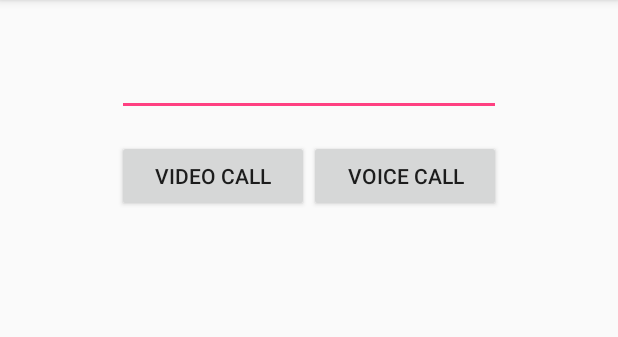
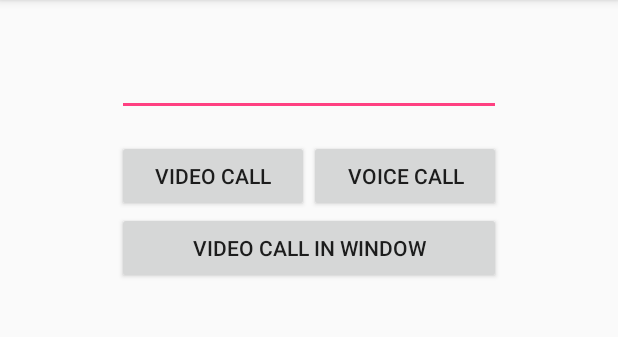
Before and after one commit to Gruveo/sdk-examples-android-kotlin, an Android app: the screen it shows after launch (MainActivity), on a phone screen of 412 x 824 dp, the part 84-421 px from its top. Run offline under Robolectric (Android 15) with nearby library versions, the phone set to English and light mode, and no system bars; libraries missing offline, so code that uses them is left out: com.gruveo.sdk.

Commit message:
Update gruveo sdk to 0.8.4, gradle and compile, min and target sdk version

```diff
--- a/app/src/main/AndroidManifest.xml
+++ b/app/src/main/AndroidManifest.xml
@@ -10,7 +10,8 @@
         android:label="@string/app_name"
         android:roundIcon="@mipmap/ic_launcher_round"
         android:theme="@style/AppTheme">
-        <activity android:name=".MainActivity">
+        <activity android:name=".MainActivity"
+            android:exported="true">
             <intent-filter>
                 <action android:name="android.intent.action.MAIN"/>
 
--- a/app/src/main/kotlin/com/gruveo/sdk/kotlin/App.kt
+++ b/app/src/main/kotlin/com/gruveo/sdk/kotlin/App.kt
@@ -1,5 +1,5 @@
 package com.gruveo.sdk.kotlin
 
-import android.support.multidex.MultiDexApplication
+import androidx.multidex.MultiDexApplication
 
 class App : MultiDexApplication()
--- a/app/src/main/kotlin/com/gruveo/sdk/kotlin/MainActivity.kt
+++ b/app/src/main/kotlin/com/gruveo/sdk/kotlin/MainActivity.kt
@@ -3,7 +3,7 @@ package com.gruveo.sdk.kotlin
 import android.app.Activity
 import android.content.Intent
 import android.os.Bundle
-import android.support.v7.app.AppCompatActivity
+import androidx.appcompat.app.AppCompatActivity
 import com.gruveo.sdk.Gruveo
 import com.gruveo.sdk.model.CallEndReason
 import com.gruveo.sdk.model.CallEndReason.*
@@ -13,38 +13,47 @@ import okhttp3.OkHttpClient
 import okhttp3.Request
 import okhttp3.RequestBody
 
+private const val REQUEST_CALL = 1
+private const val SIGNER_URL = "https://api-demo.gruveo.com/signer"
 class MainActivity : AppCompatActivity() {
-    private val REQUEST_CALL = 1
-    private val SIGNER_URL = "https://api-demo.gruveo.com/signer"
 
     override fun onCreate(savedInstanceState: Bundle?) {
         super.onCreate(savedInstanceState)
         setContentView(R.layout.activity_main)
 
         main_video_button.setOnClickListener {
-            initCall(true)
+            initCall(videoCall = true, windowCall = false)
         }
 
         main_voice_button.setOnClickListener {
-            initCall(false)
+            initCall(videoCall = false, windowCall = false)
+        }
+
+        window_video_button.setOnClickListener {
+            initCall(videoCall = true, windowCall = true)
         }
     }
 
-    private fun initCall(videoCall: Boolean) {
+    private fun initCall(videoCall: Boolean, windowCall: Boolean) {
         val otherExtras = Bundle().apply {
             putBoolean(Gruveo.GRV_EXTRA_VIBRATE_IN_CHAT, false)
             putBoolean(Gruveo.GRV_EXTRA_DISABLE_CHAT, false)
         }
 
         val code = main_edittext.text.toString()
-        val result = Gruveo.Builder(this)
+        val builder = Gruveo.Builder(this)
                 .callCode(code)
                 .videoCall(videoCall)
                 .clientId("demo")
                 .requestCode(REQUEST_CALL)
                 .otherExtras(otherExtras)
                 .eventsListener(eventsListener)
-                .build()
+
+        if (windowCall) {
+            builder.viewContainer(R.id.container_frg)
+        }
+
+        val result = builder.build()
 
         when (result) {
             Gruveo.GRV_INIT_MISSING_CALL_CODE -> { }
--- a/app/src/main/res/layout/activity_main.xml
+++ b/app/src/main/res/layout/activity_main.xml
@@ -29,6 +29,7 @@
             android:layout_weight="1"
             android:text="Video call"/>
 
+
         <Button
             android:id="@+id/main_voice_button"
             android:layout_width="wrap_content"
@@ -37,4 +38,20 @@
             android:text="Voice call"/>
 
     </LinearLayout>
+
+    <Button
+        android:id="@+id/window_video_button"
+        android:layout_width="wrap_content"
+        android:layout_height="wrap_content"
+        android:text="Video call in window"
+        android:layout_below="@+id/main_buttons_holder"
+        android:layout_alignEnd="@+id/main_edittext"
+        android:layout_alignStart="@+id/main_edittext" />
+
+    <FrameLayout
+        android:id="@+id/container_frg"
+        android:layout_width="350dp"
+        android:layout_height="400dp"
+        android:layout_alignParentBottom="true" />
+
 </RelativeLayout>
--- a/gradle.properties
+++ b/gradle.properties
@@ -9,6 +9,8 @@
 
 # Specifies the JVM arguments used for the daemon process.
 # The setting is particularly useful for tweaking memory settings.
+android.enableJetifier=true
+android.useAndroidX=true
 org.gradle.jvmargs=-Xmx1536m
 
 # When configured, Gradle will run in incubating parallel mode.
```
Also changed, not shown: app/build.gradle (+7 -22 lines), build.gradle (+6 -1 lines), gradle/wrapper/gradle-wrapper.properties.
